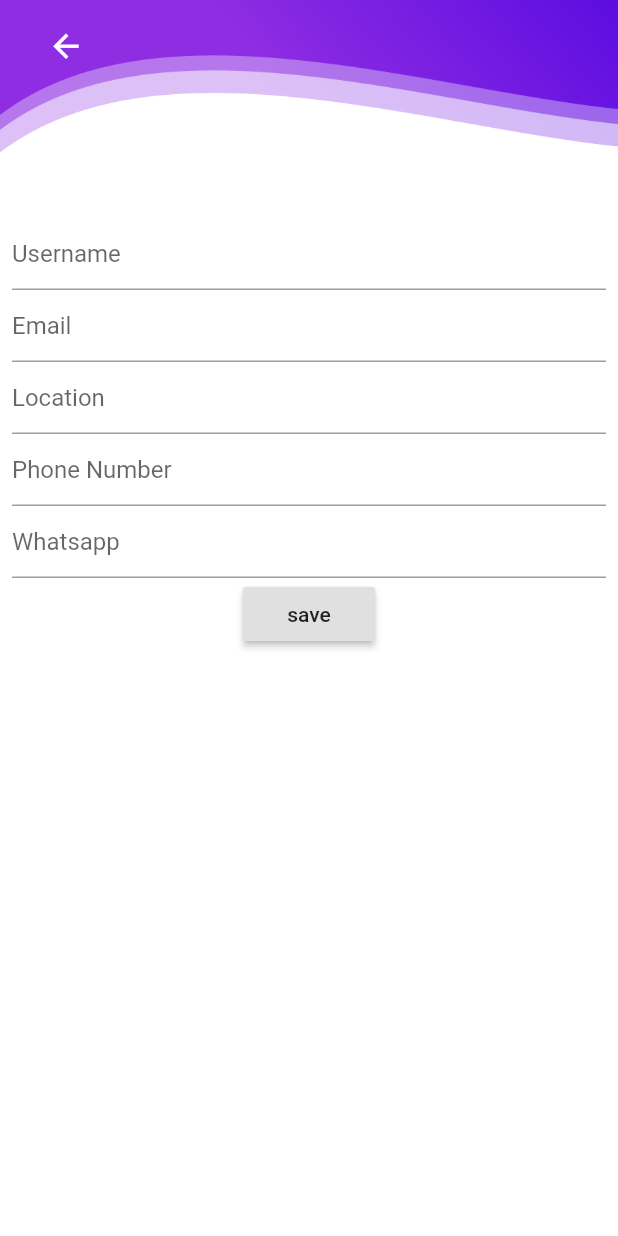
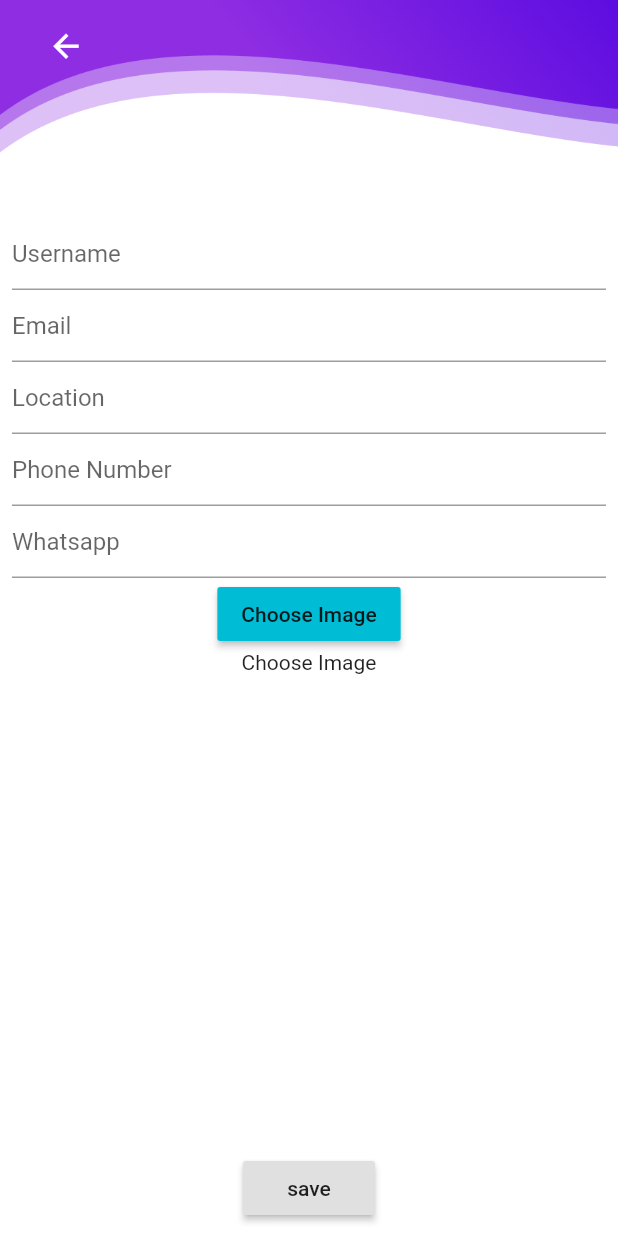
Before and after one commit to Ahd-3hd/purpleapp, a Flutter app: the Profile screen opened directly with empty values, after a tap on "Edit Profile", on a phone screen of 412 x 824 dp. Run offline on Flutter 3.47's test engine with Material 2 defaults, Android fonts, the phone set to English and light mode, and no system bars; our stand-ins replace cloud_firestore, firebase_auth, firebase_storage, image_picker; accounts and stored records are empty; network calls fail.

```diff
--- a/lib/screens/Single.dart
+++ b/lib/screens/Single.dart
@@ -275,12 +275,12 @@ class Comment extends StatelessWidget {
                     crossAxisAlignment: CrossAxisAlignment.start,
                     children: <Widget>[
                       Expanded(
-                        flex: 2,
+                        flex: 1,
                         child: Row(
                           crossAxisAlignment: CrossAxisAlignment.center,
                           children: [
                             Icon(
-                              Icons.phone,
+                              Icons.person,
                             ),
                             Flexible(child: Text(singleComment['username'])),
                           ],
--- a/lib/screens/profile.dart
+++ b/lib/screens/profile.dart
@@ -1,6 +1,10 @@
 import 'package:flutter/material.dart';
 import 'package:purple/services/database.dart';
 import 'package:url_launcher/url_launcher.dart';
+import 'dart:io';
+import 'package:firebase_storage/firebase_storage.dart'; // For File Upload To Firestore
+import 'package:image_picker/image_picker.dart'; // For Image Picker
+import 'package:path/path.dart' as Path;
 
 class Profile extends StatefulWidget {
   final dynamic data;
@@ -17,6 +21,26 @@ class _ProfileState extends State<Profile> {
   String userPhoneNumber;
   String userWhatsAppNumber;
   String userLocation;
+  File _image;
+  Future chooseFile() async {
+    await ImagePicker.pickImage(source: ImageSource.gallery).then((image) {
+      setState(() {
+        _image = image;
+      });
+    });
+  }
+
+  Future uploadFile() async {
+    StorageReference storageReference = FirebaseStorage.instance
+        .ref()
+        .child('userimg/${Path.basename(_image.path)}');
+    StorageUploadTask uploadTask = storageReference.putFile(_image);
+    await uploadTask.onComplete;
+    storageReference.getDownloadURL().then((fileURL) async {
+      await DatabaseSerivce().updateUserProfileImage(widget.data.uid, fileURL);
+    });
+  }
+
   void getUserData() async {
     dynamic user = await DatabaseSerivce().getUserForProfile(widget.data.uid);
     setState(() {
@@ -115,7 +139,7 @@ class _ProfileState extends State<Profile> {
                               shape: BoxShape.circle,
                               image: DecorationImage(
                                 fit: BoxFit.cover,
-                                image: AssetImage('assets/headerbg.jpg'),
+                                image: NetworkImage(userData['avatar']),
                               ),
                             ),
                           ),
@@ -322,6 +346,25 @@ class _ProfileState extends State<Profile> {
                               });
                             },
                           ),
+                          Expanded(
+                            child: Column(
+                              children: <Widget>[
+                                RaisedButton(
+                                  child: Text('Choose Image'),
+                                  onPressed: () async {
+                                    await chooseFile();
+                                    await uploadFile();
+                                  },
+                                  color: Colors.cyan,
+                                ),
+                                Expanded(
+                                  child: _image != null
+                                      ? (Image.asset(_image.path))
+                                      : Text('Choose Image'),
+                                ),
+                              ],
+                            ),
+                          ),
                           RaisedButton(
                             onPressed: () {
                               updateUserProfileData();
@@ -362,7 +405,7 @@ class Comment extends StatelessWidget {
                           crossAxisAlignment: CrossAxisAlignment.center,
                           children: [
                             Icon(
-                              Icons.phone,
+                              Icons.person,
                             ),
                             Flexible(child: Text(singleComment['username'])),
                           ],
```
Also changed, not shown: lib/services/database.dart (+12 -4 lines).
